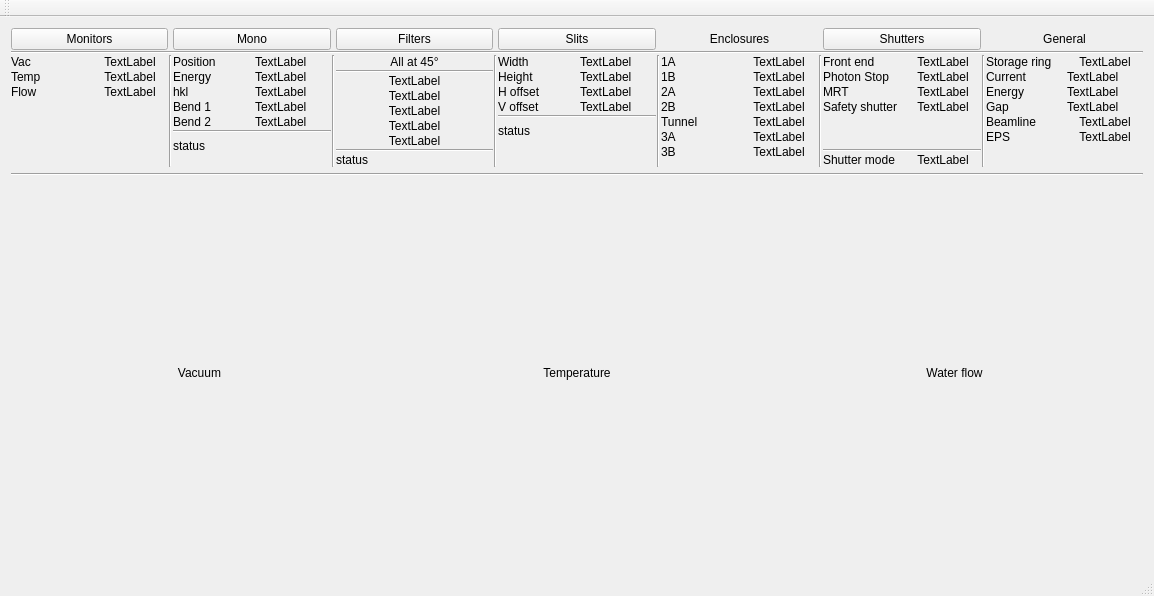
Qt form qimbl/qimbl.ui (MatthewJCameron/imbl) before a commit.
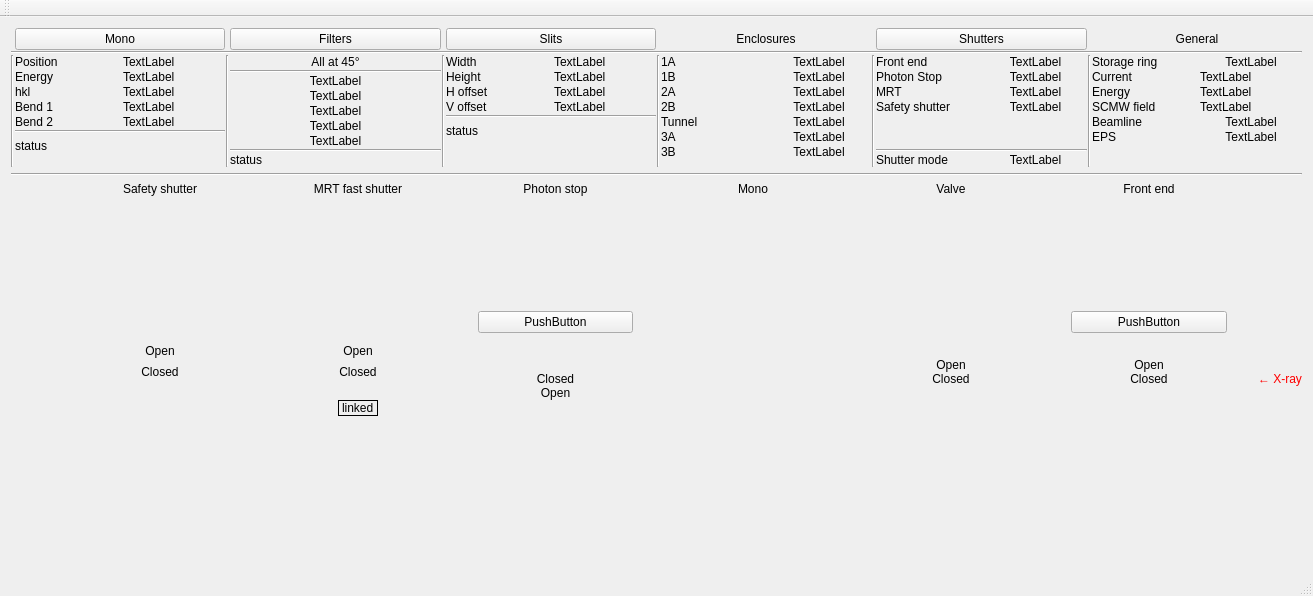
The same form after that commit. The open tabs and pages were chosen to show the change. Icons and pictures are not drawn. Custom widgets are drawn as their Qt base class.

Commit message: modified:   mono/monoBase/mono.cpp 	modified:   qimbl/qimbl.cpp 	modified:   qimbl/qimbl.h 	modified:   qimbl/qimbl.pro 	modified:   qimbl/qimbl.ui

```diff
--- a/qimbl/qimbl.ui
+++ b/qimbl/qimbl.ui
@@ -6,7 +6,7 @@
    <rect>
     <x>0</x>
     <y>0</y>
-    <width>1154</width>
+    <width>1313</width>
     <height>596</height>
    </rect>
   </property>
@@ -28,7 +28,7 @@
        <property name="spacing">
         <number>1</number>
        </property>
-       <item row="2" column="2">
+       <item row="2" column="1">
         <layout class="QGridLayout" name="gridLayout_8">
          <property name="horizontalSpacing">
           <number>5</number>
@@ -150,7 +150,7 @@
          </item>
         </layout>
        </item>
-       <item row="0" column="10">
+       <item row="0" column="9">
         <widget class="QPushButton" name="chooseShutters">
          <property name="text">
           <string>Shutters</string>
@@ -166,7 +166,7 @@
          </attribute>
         </widget>
        </item>
-       <item row="2" column="6">
+       <item row="2" column="5">
         <layout class="QGridLayout" name="gridLayout_5">
          <property name="horizontalSpacing">
           <number>5</number>
@@ -268,7 +268,7 @@
          </item>
         </layout>
        </item>
-       <item row="2" column="10">
+       <item row="2" column="9">
         <layout class="QGridLayout" name="gridLayout_2">
          <property name="horizontalSpacing">
           <number>5</number>
@@ -383,37 +383,21 @@
          </item>
         </layout>
        </item>
-       <item row="0" column="0">
-        <widget class="QPushButton" name="chooseMonitors">
-         <property name="text">
-          <string>Monitors</string>
-         </property>
-         <property name="checkable">
-          <bool>true</bool>
-         </property>
-         <property name="autoExclusive">
-          <bool>true</bool>
-         </property>
-         <attribute name="buttonGroup">
-          <string>chooseComponent</string>
-         </attribute>
-        </widget>
-       </item>
-       <item row="2" column="9">
+       <item row="2" column="8">
         <widget class="Line" name="line_5">
          <property name="orientation">
           <enum>Qt::Vertical</enum>
          </property>
         </widget>
        </item>
-       <item row="2" column="11">
+       <item row="2" column="10">
         <widget class="Line" name="line_6">
          <property name="orientation">
           <enum>Qt::Vertical</enum>
          </property>
         </widget>
        </item>
-       <item row="0" column="6">
+       <item row="0" column="5">
         <widget class="QPushButton" name="chooseSlits">
          <property name="text">
           <string>Slits</string>
@@ -429,28 +413,28 @@
          </attribute>
         </widget>
        </item>
-       <item row="1" column="0" colspan="13">
+       <item row="1" column="0" colspan="12">
         <widget class="Line" name="line_8">
          <property name="orientation">
           <enum>Qt::Horizontal</enum>
          </property>
         </widget>
        </item>
-       <item row="2" column="1">
+       <item row="2" column="0">
         <widget class="Line" name="line">
          <property name="orientation">
           <enum>Qt::Vertical</enum>
          </property>
         </widget>
        </item>
-       <item row="2" column="3">
+       <item row="2" column="2">
         <widget class="Line" name="line_2">
          <property name="orientation">
           <enum>Qt::Vertical</enum>
          </property>
         </widget>
        </item>
-       <item row="0" column="12">
+       <item row="0" column="11">
         <widget class="QPushButton" name="pushButton">
          <property name="text">
           <string>General</string>
@@ -460,7 +444,7 @@
          </property>
         </widget>
        </item>
-       <item row="0" column="4">
+       <item row="0" column="3">
         <widget class="QPushButton" name="chooseFilters">
          <property name="text">
           <string>Filters</string>
@@ -476,7 +460,7 @@
          </attribute>
         </widget>
        </item>
-       <item row="0" column="2">
+       <item row="0" column="1">
         <widget class="QPushButton" name="chooseMono">
          <property name="text">
           <string>Mono</string>
@@ -492,21 +476,21 @@
          </attribute>
         </widget>
        </item>
-       <item row="2" column="5">
+       <item row="2" column="4">
         <widget class="Line" name="line_3">
          <property name="orientation">
           <enum>Qt::Vertical</enum>
          </property>
         </widget>
        </item>
-       <item row="2" column="7">
+       <item row="2" column="6">
         <widget class="Line" name="line_4">
          <property name="orientation">
           <enum>Qt::Vertical</enum>
          </property>
         </widget>
        </item>
-       <item row="2" column="12">
+       <item row="2" column="11">
         <layout class="QGridLayout" name="gridLayout">
          <property name="horizontalSpacing">
           <number>5</number>
@@ -537,7 +521,7 @@
          <item row="3" column="0">
           <widget class="QLabel" name="label_2">
            <property name="text">
-            <string>Gap</string>
+            <string>SCMW field</string>
            </property>
           </widget>
          </item>
@@ -597,7 +581,7 @@
           </widget>
          </item>
          <item row="3" column="1">
-          <widget class="QLabel" name="wigglergap">
+          <widget class="QLabel" name="wigglerfield">
            <property name="text">
             <string>TextLabel</string>
            </property>
@@ -622,7 +606,7 @@
          </item>
         </layout>
        </item>
-       <item row="0" column="8">
+       <item row="0" column="7">
         <widget class="QPushButton" name="pushButton_3">
          <property name="text">
           <string>Enclosures</string>
@@ -632,7 +616,7 @@
          </property>
         </widget>
        </item>
-       <item row="2" column="4">
+       <item row="2" column="3">
         <layout class="QVBoxLayout" name="verticalLayout_2">
          <property name="spacing">
           <number>1</number>
@@ -745,81 +729,7 @@
          </item>
         </layout>
        </item>
-       <item row="2" column="0">
-        <layout class="QGridLayout" name="gridLayout_9">
-         <property name="horizontalSpacing">
-          <number>5</number>
-         </property>
-         <property name="verticalSpacing">
-          <number>1</number>
-         </property>
-         <item row="2" column="0">
-          <widget class="QLabel" name="label_35">
-           <property name="text">
-            <string>Flow</string>
-           </property>
-          </widget>
-         </item>
-         <item row="0" column="0">
-          <widget class="QLabel" name="label_33">
-           <property name="text">
-            <string>Vac</string>
-           </property>
-          </widget>
-         </item>
-         <item row="2" column="1">
-          <widget class="QLabel" name="flowSt">
-           <property name="text">
-            <string>TextLabel</string>
-           </property>
-           <property name="alignment">
-            <set>Qt::AlignCenter</set>
-           </property>
-          </widget>
-         </item>
-         <item row="0" column="1">
-          <widget class="QLabel" name="vacSt">
-           <property name="text">
-            <string>TextLabel</string>
-           </property>
-           <property name="alignment">
-            <set>Qt::AlignCenter</set>
-           </property>
-          </widget>
-         </item>
-         <item row="1" column="0">
-          <widget class="QLabel" name="label_34">
-           <property name="text">
-            <string>Temp</string>
-           </property>
-          </widget>
-         </item>
-         <item row="1" column="1">
-          <widget class="QLabel" name="tempSt">
-           <property name="text">
-            <string>TextLabel</string>
-           </property>
-           <property name="alignment">
-            <set>Qt::AlignCenter</set>
-           </property>
-          </widget>
-         </item>
-         <item row="3" column="0">
-          <spacer name="verticalSpacer_7">
-           <property name="orientation">
-            <enum>Qt::Vertical</enum>
-           </property>
-           <property name="sizeHint" stdset="0">
-            <size>
-             <width>20</width>
-             <height>0</height>
-            </size>
-           </property>
-          </spacer>
-         </item>
-        </layout>
-       </item>
-       <item row="2" column="8">
+       <item row="2" column="7">
         <layout class="QGridLayout" name="gridLayout_3">
          <property name="spacing">
           <number>1</number>
@@ -977,66 +887,8 @@
        </sizepolicy>
       </property>
       <property name="currentIndex">
-       <number>1</number>
+       <number>0</number>
       </property>
-      <widget class="QWidget" name="monitors">
-       <layout class="QGridLayout" name="monitorsLayout">
-        <property name="margin">
-         <number>0</number>
-        </property>
-        <property name="spacing">
-         <number>1</number>
-        </property>
-        <item row="0" column="0">
-         <widget class="QLabel" name="label_7">
-          <property name="sizePolicy">
-           <sizepolicy hsizetype="Expanding" vsizetype="Preferred">
-            <horstretch>1</horstretch>
-            <verstretch>0</verstretch>
-           </sizepolicy>
-          </property>
-          <property name="text">
-           <string>Vacuum</string>
-          </property>
-          <property name="alignment">
-           <set>Qt::AlignCenter</set>
-          </property>
-         </widget>
-        </item>
-        <item row="0" column="1">
-         <widget class="QLabel" name="label_8">
-          <property name="sizePolicy">
-           <sizepolicy hsizetype="Expanding" vsizetype="Preferred">
-            <horstretch>1</horstretch>
-            <verstretch>0</verstretch>
-           </sizepolicy>
-          </property>
-          <property name="text">
-           <string>Temperature</string>
-          </property>
-          <property name="alignment">
-           <set>Qt::AlignCenter</set>
-          </property>
-         </widget>
-        </item>
-        <item row="0" column="2">
-         <widget class="QLabel" name="label_9">
-          <property name="sizePolicy">
-           <sizepolicy hsizetype="Expanding" vsizetype="Preferred">
-            <horstretch>1</horstretch>
-            <verstretch>0</verstretch>
-           </sizepolicy>
-          </property>
-          <property name="text">
-           <string>Water flow</string>
-          </property>
-          <property name="alignment">
-           <set>Qt::AlignCenter</set>
-          </property>
-         </widget>
-        </item>
-       </layout>
-      </widget>
       <widget class="QWidget" name="shutters">
        <layout class="QGridLayout" name="gridLayout_4">
         <property name="margin">
```
The commit also changes 5 other files.
